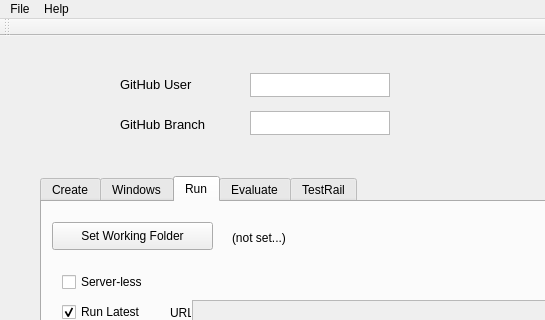
First picture: the form in tools/auto-tester/src/ui/AutoTester.ui, repository vircadia/vircadia-native-core, before the edit; both pictures show x 0 to 545 and y 0 to 320 of the 737 by 864 pixel window.
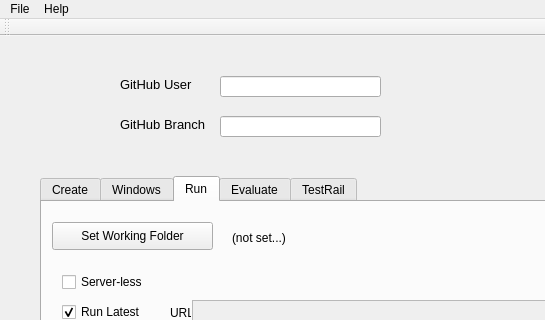
Second picture: the form after the edit.

Commit message: Changed TestEdit fields to LineEdit.

```diff
--- a/tools/auto-tester/src/ui/AutoTester.ui
+++ b/tools/auto-tester/src/ui/AutoTester.ui
@@ -673,26 +673,6 @@
      <string>GitHub Branch</string>
     </property>
    </widget>
-   <widget class="QTextEdit" name="branchTextEdit">
-    <property name="geometry">
-     <rect>
-      <x>250</x>
-      <y>75</y>
-      <width>140</width>
-      <height>24</height>
-     </rect>
-    </property>
-   </widget>
-   <widget class="QTextEdit" name="userTextEdit">
-    <property name="geometry">
-     <rect>
-      <x>250</x>
-      <y>37</y>
-      <width>140</width>
-      <height>24</height>
-     </rect>
-    </property>
-   </widget>
    <widget class="QLabel" name="label_4">
     <property name="geometry">
      <rect>
@@ -724,6 +704,26 @@
      <number>24</number>
     </property>
    </widget>
+   <widget class="QLineEdit" name="userLineEdit">
+    <property name="geometry">
+     <rect>
+      <x>220</x>
+      <y>40</y>
+      <width>161</width>
+      <height>21</height>
+     </rect>
+    </property>
+   </widget>
+   <widget class="QLineEdit" name="branchLineEdit">
+    <property name="geometry">
+     <rect>
+      <x>220</x>
+      <y>80</y>
+      <width>161</width>
+      <height>21</height>
+     </rect>
+    </property>
+   </widget>
   </widget>
   <widget class="QMenuBar" name="menuBar">
    <property name="geometry">
```
The commit also changes 1 other file.
